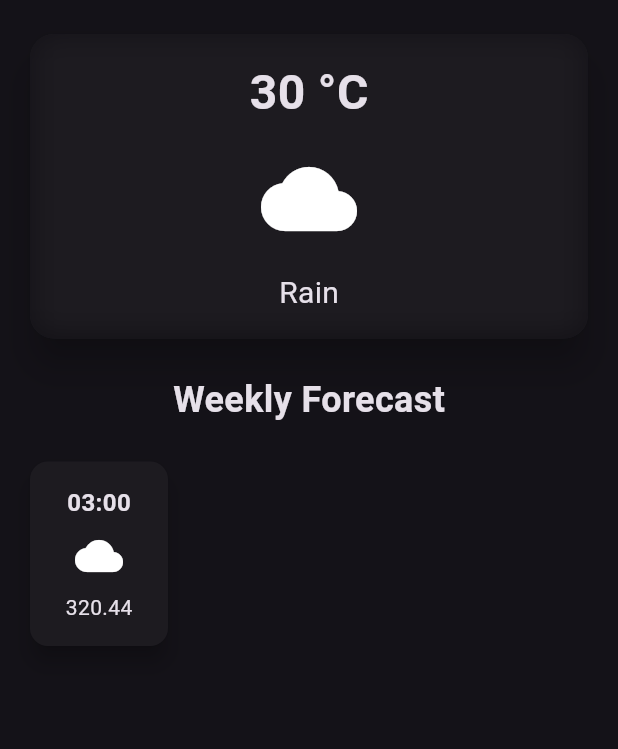
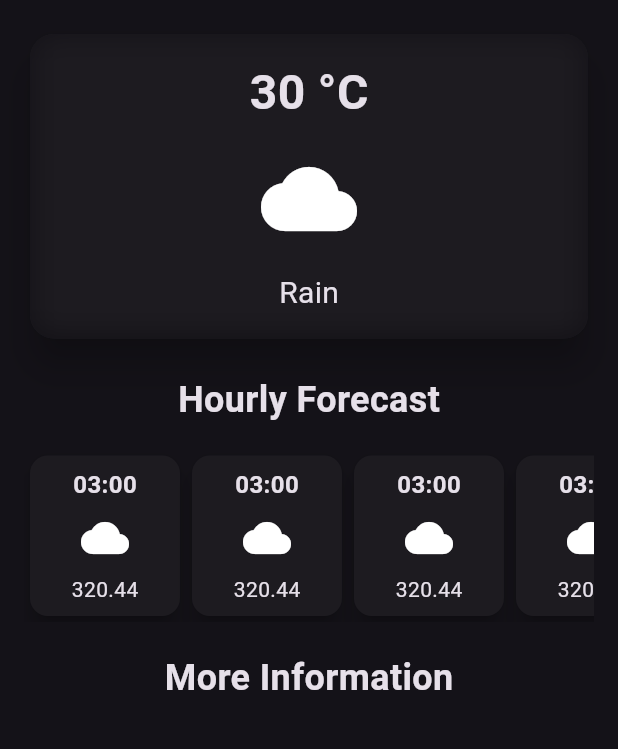
Before and after one commit to SyedWafiHasan/Weathering, a Flutter app: the screen it shows after launch, on a phone screen of 412 x 824 dp, the part 56-805 px from its top. Run offline on Flutter 3.47's test engine with Material 2 defaults, Android fonts, the phone set to English and light mode, and no system bars.

Commit message:
Added new file for optimization and finished basic layout of Hourly Cards

```diff
--- /dev/null
+++ b/lib/hourly_forecast_card.dart
@@ -0,0 +1,34 @@
+import 'package:flutter/material.dart';
+
+class HourlyForecastCard extends StatelessWidget {
+  const HourlyForecastCard({super.key});
+
+  @override
+  Widget build(BuildContext context) {
+    return Card(
+      elevation: 6,
+      child: Container(
+        padding: const EdgeInsets.all(8),
+        width: 100,
+        decoration: BoxDecoration(
+          borderRadius: BorderRadius.circular(16),
+        ),
+        child: const Column(
+          children: [
+            Text(
+              '03:00',
+              style: TextStyle(
+                fontSize: 16,
+                fontWeight: FontWeight.bold,
+              ),
+            ),
+            SizedBox(height: 8),
+            Icon(Icons.cloud, size: 32),
+            SizedBox(height: 8),
+            Text('320.44'),
+          ],
+        ),
+      ),
+    );
+  }
+}
--- a/lib/weather_screen.dart
+++ b/lib/weather_screen.dart
@@ -1,6 +1,7 @@
 import 'dart:ui';
 
 import 'package:flutter/material.dart';
+import 'package:weathering/hourly_forecast_card.dart';
 
 class WeatherScreen extends StatelessWidget {
   const WeatherScreen({super.key});
@@ -70,47 +71,35 @@ class WeatherScreen extends StatelessWidget {
             ),
             const SizedBox(height: 20),
             const Text(
-              "Weekly Forecast",
+              "Hourly Forecast",
               style: TextStyle(
                 fontSize: 24,
                 fontWeight: FontWeight.bold,
               ),
             ),
-            const SizedBox(height: 20),
+            const SizedBox(height: 16),
             // weather forecast cards
-            const Row(
-              children: [
-                SizedBox(
-                  width: 100,
-                  child: Card(
-                    elevation: 6,
-                    child: Padding(
-                      padding: EdgeInsets.all(16),
-                      child: Column(
-                        children: [
-                          Text(
-                            '03:00',
-                            style: TextStyle(
-                              fontSize: 16,
-                              fontWeight: FontWeight.bold,
-                            ),
-                          ),
-                          SizedBox(height: 8),
-                          Icon(
-                            Icons.cloud,
-                            size: 32,
-                          ),
-                          SizedBox(height: 8),
-                          Text('320.44'),
-                        ],
-                      ),
-                    ),
-                  ),
-                ),
-              ],
+            const SingleChildScrollView(
+              scrollDirection: Axis.horizontal,
+              child: Row(
+                children: [
+                  HourlyForecastCard(),
+                  HourlyForecastCard(),
+                  HourlyForecastCard(),
+                  HourlyForecastCard(),
+                  HourlyForecastCard(),
+                ],
+              ),
             ),
             const SizedBox(height: 20),
-            // additional information
+            // additional information\
+            const Text(
+              "More Information",
+              style: TextStyle(
+                fontSize: 24,
+                fontWeight: FontWeight.bold,
+              ),
+            ),
           ],
         ),
       ),
```
